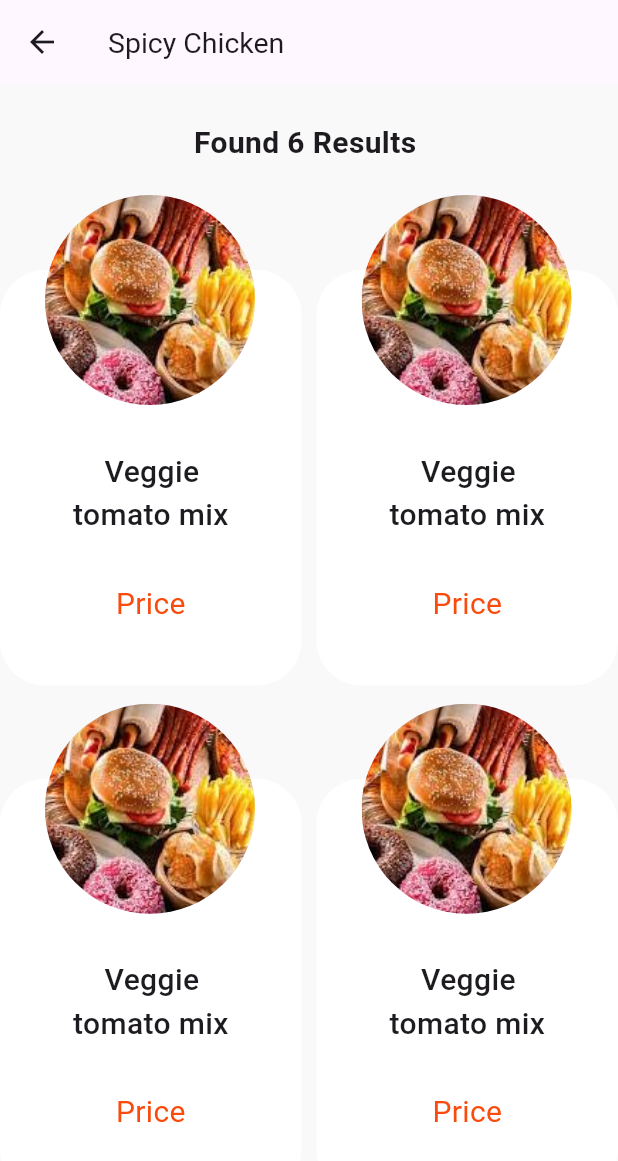
After one commit to mahmoudabdalaty00/mobiles, a Flutter app: the SearchScreenBody screen opened directly, on a phone screen of 412 x 824 dp. The commit adds this screen. Shown: the top 1161 px of the screen. Run offline on Flutter 3.47's test engine with Material 3 defaults, Android fonts, the phone set to English and light mode, and no system bars; our stand-ins replace font_awesome_flutter, go_router.

Commit message:
SearchScreen

```diff
--- a/lib/core/utils/app_route.dart
+++ b/lib/core/utils/app_route.dart
@@ -4,6 +4,7 @@ import 'package:fruitsapp/features/Login&SignUp/layer2_login/log_in.dart';
 import 'package:fruitsapp/features/layer1-startedScreen/peresntation/views/statrt_page.dart';
 import 'package:fruitsapp/features/layer3_mainscreen/presentation/mainscreen3.dart';
 import 'package:fruitsapp/features/orders_layer/presentation/orders_screen.dart';
+import 'package:fruitsapp/features/search_screen/presentation/search_screen.dart';
 import 'package:go_router/go_router.dart';
 
 abstract class AppRouter {
@@ -12,6 +13,8 @@ abstract class AppRouter {
   static const kHistory = '/HistoryScreen';
   static const kOrders = '/OrdersScreen';
   static const kSignUp = '/SignUp';
+  static const kSearchPage = '/SearchPage';
+
   static final router = GoRouter(routes: [
     GoRoute(
       path: '/',
@@ -37,5 +40,9 @@ abstract class AppRouter {
       path: kSignUp,
       builder: (context, state) => const SignUpScreen(),
     ),
+    GoRoute(
+      path: kSearchPage,
+      builder: (context, state) => const SearchScreen(),
+    ),
   ]);
 }
--- a/lib/features/layer3_mainscreen/presentation/mainscreenbody.dart
+++ b/lib/features/layer3_mainscreen/presentation/mainscreenbody.dart
@@ -36,7 +36,12 @@ class MainScreenBody extends StatelessWidget {
             const SizedBox(
               height: 30,
             ),
-            const SearchForm(),
+            GestureDetector(
+              onTap: () {
+                GoRouter.of(context).push(AppRouter.kSearchPage);
+              },
+              child: const SearchForm(),
+            ),
             const SizedBox(
               height: 70,
             ),
@@ -95,7 +100,7 @@ class MainScreenBody extends StatelessWidget {
                   ),
                 ),
               ],
-            )
+            ),
           ],
         ),
       ),
--- /dev/null
+++ b/lib/features/search_screen/presentation/search_item_show.dart
@@ -0,0 +1,61 @@
+import 'package:flutter/material.dart';
+
+class SearchItemShow extends StatelessWidget {
+  const SearchItemShow({super.key});
+
+  @override
+  Widget build(BuildContext context) {
+    return Stack(
+      clipBehavior: Clip.none,
+      children: [
+        Column(
+          children: [
+            Container(
+              width: 250,
+              decoration: BoxDecoration(
+                color: Colors.white,
+                borderRadius: BorderRadius.circular(30),
+              ),
+              child: const Column(
+                children: [
+                  SizedBox(
+                    height: 120,
+                  ),
+                  Text(
+                    '    Veggie \ntomato mix',
+                    style: TextStyle(
+                      fontSize: 20,
+                      fontWeight: FontWeight.w500,
+                    ),
+                  ),
+                  SizedBox(
+                    height: 30,
+                  ),
+                  Text(
+                    'Price',
+                    style: TextStyle(
+                      fontSize: 20,
+                      fontWeight: FontWeight.w400,
+                      color: Color(0xFFFA4A0C),
+                    ),
+                  ),
+                  SizedBox(
+                    height: 40,
+                  ),
+                ],
+              ),
+            )
+          ],
+        ),
+        const Positioned(
+          left: 30,
+          top: -50,
+          child: CircleAvatar(
+            radius: 70,
+            backgroundImage: AssetImage('assets/image/download.jpeg'),
+          ),
+        ),
+      ],
+    );
+  }
+}
--- /dev/null
+++ b/lib/features/search_screen/presentation/search_screen.dart
@@ -0,0 +1,11 @@
+import 'package:flutter/material.dart';
+import 'package:fruitsapp/features/search_screen/presentation/search_screen_body.dart';
+
+class SearchScreen extends StatelessWidget {
+  const SearchScreen({super.key});
+
+  @override
+  Widget build(BuildContext context) {
+    return const SearchScreenBody();
+  }
+}
--- /dev/null
+++ b/lib/features/search_screen/presentation/search_screen_body.dart
@@ -0,0 +1,57 @@
+import 'package:flutter/material.dart';
+import 'package:fruitsapp/features/search_screen/presentation/search_item_show.dart';
+
+class SearchScreenBody extends StatelessWidget {
+  const SearchScreenBody({super.key});
+
+  @override
+  Widget build(BuildContext context) {
+    return Scaffold(
+        appBar: AppBar(
+          title: const Text(
+            'Spicy Chicken',
+            style: TextStyle(
+              fontSize: 19,
+            ),
+          ),
+        ),
+        body: Container(
+          color: const Color(0xFFF9F9F9),
+          child: Column(
+            children: [
+              const SizedBox(
+                height: 25,
+              ),
+              const Align(
+                alignment: Alignment.center,
+                child: Text(
+                  'Found 6 Results ',
+                  style: TextStyle(
+                    fontSize: 20,
+                    fontWeight: FontWeight.w600,
+                  ),
+                ),
+              ),
+              const SizedBox(
+                height: 70,
+              ),
+              Expanded(
+                child: GridView.builder(
+                  itemCount: 20,
+                  clipBehavior: Clip.none,
+                  itemBuilder: (context, index) {
+                    return const SearchItemShow();
+                  },
+                  gridDelegate: const SliverGridDelegateWithFixedCrossAxisCount(
+                    crossAxisCount: 2,
+                    childAspectRatio: .65,
+                    crossAxisSpacing: 10,
+                    mainAxisSpacing: 30,
+                  ),
+                ),
+              )
+            ],
+          ),
+        ));
+  }
+}
--- a/lib/features/widgets/mainscreen3/searchform.dart
+++ b/lib/features/widgets/mainscreen3/searchform.dart
@@ -1,27 +1,38 @@
 import 'package:flutter/material.dart';
+import 'package:fruitsapp/core/utils/app_route.dart';
+import 'package:go_router/go_router.dart';
 
 class SearchForm extends StatelessWidget {
   const SearchForm({super.key});
 
   @override
   Widget build(BuildContext context) {
-    return const  SizedBox(
+    return GestureDetector(
+      onTap: () {
+        GoRouter.of(context).push(AppRouter.kSearchPage);
+      },
+      child: SizedBox(
         height: 60,
         child: TextField(
           decoration: InputDecoration(
-                prefixIcon: Icon(
+            prefixIcon: GestureDetector(
+              onTap: () {
+                GoRouter.of(context).push(AppRouter.kSearchPage);
+              },
+              child: const Icon(
                 Icons.search_outlined,
                 size: 30,
                 color: Colors.grey,
               ),
+            ),
             hintText: ' Search ',
             hintMaxLines: 2,
-                hintStyle: TextStyle(
+            hintStyle: const TextStyle(
               color: Colors.grey,
               fontSize: 18,
               fontWeight: FontWeight.bold,
             ),
-                border: OutlineInputBorder(
+            border: const OutlineInputBorder(
               borderRadius: BorderRadius.all(
                 Radius.circular(
                   35,
@@ -30,6 +41,7 @@ class SearchForm extends StatelessWidget {
             ),
           ),
         ),
+      ),
     );
   }
 }
```
Lines whose indentation alone changed are shown as unchanged.
